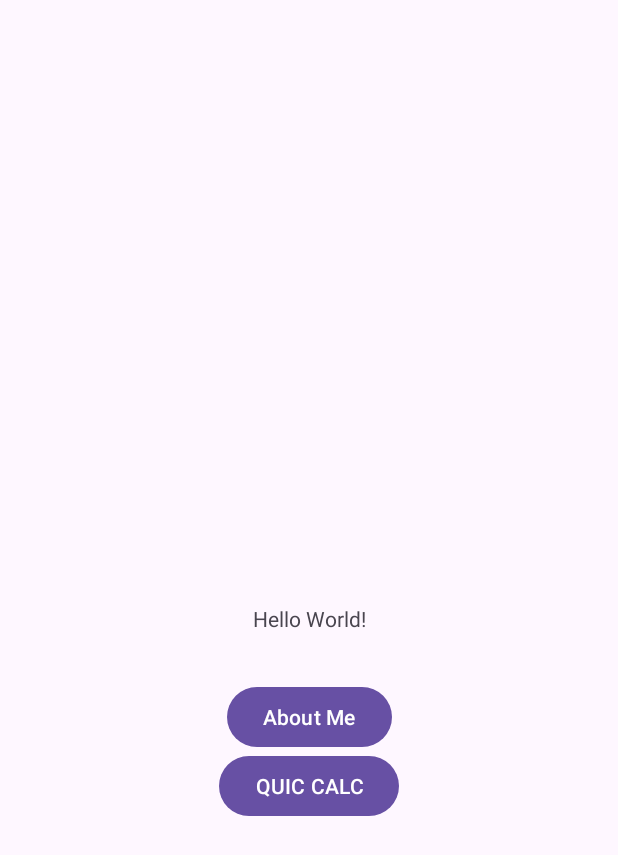
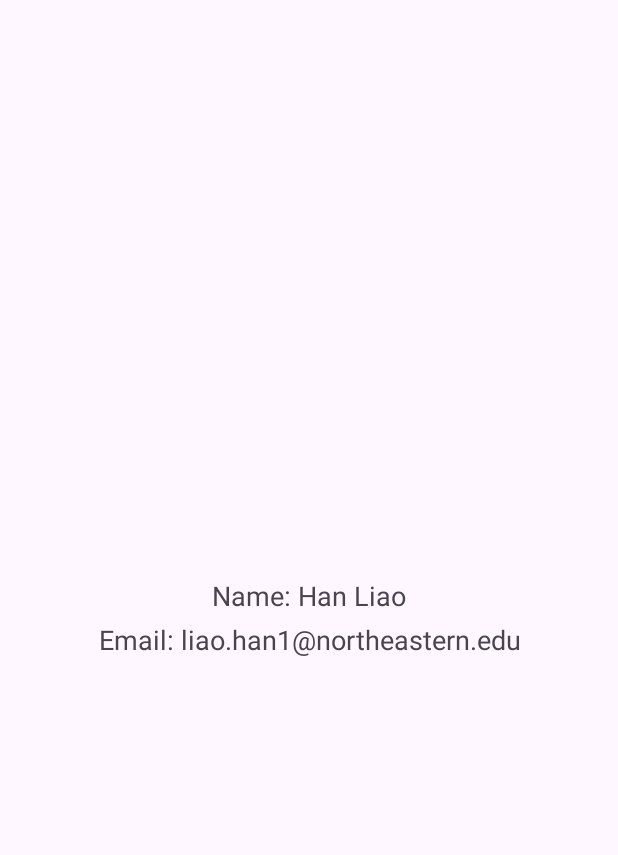
Before and after one commit to CS5520-Fall-2024-Shivakumar/cs5520-spring2025-individual-assignments-RingoTC, an Android app: the screen it shows after launch (MainActivity before the commit, AboutMeActivity after it), after a tap on "About Me", on a phone screen of 412 x 824 dp. Shown: the top 855 px of the screen. Run offline under Robolectric (Android 15) with nearby library versions, the phone set to English and light mode, and no system bars.

Commit message:
feat: taost 2 activity

```diff
--- a/app/src/main/AndroidManifest.xml
+++ b/app/src/main/AndroidManifest.xml
@@ -22,6 +22,7 @@
             </intent-filter>
         </activity>
         <activity android:name=".QuicCalcActivity" />
+        <activity android:name=".AboutMeActivity" />
     </application>
 
 </manifest>
--- /dev/null
+++ b/app/src/main/java/com/example/hanliao_cs5520_android/AboutMeActivity.java
@@ -0,0 +1,16 @@
+package com.example.hanliao_cs5520_android;
+
+import android.os.Bundle;
+import android.widget.TextView;
+import androidx.appcompat.app.AppCompatActivity;
+
+public class AboutMeActivity extends AppCompatActivity {
+    @Override
+    protected void onCreate(Bundle savedInstanceState) {
+        super.onCreate(savedInstanceState);
+        setContentView(R.layout.activity_about_me);
+
+        TextView aboutMeText = findViewById(R.id.about_me_text);
+        aboutMeText.setText("Name: Han Liao\nEmail: liao.han1@northeastern.edu");
+    }
+}
--- a/app/src/main/java/com/example/hanliao_cs5520_android/MainActivity.java
+++ b/app/src/main/java/com/example/hanliao_cs5520_android/MainActivity.java
@@ -27,7 +27,8 @@ public class MainActivity extends AppCompatActivity {
         aboutMeButton.setOnClickListener(new View.OnClickListener(){
             @Override
             public void onClick(View v){
-                Toast.makeText(MainActivity.this, "name: Han Liao; liao.han1@northeastern.edu", Toast.LENGTH_SHORT).show();
+                Intent intent = new Intent(MainActivity.this, AboutMeActivity.class);
+                startActivity(intent);
             }
         });
 
--- /dev/null
+++ b/app/src/main/res/layout/activity_about_me.xml
@@ -0,0 +1,17 @@
+<?xml version="1.0" encoding="utf-8"?>
+<LinearLayout xmlns:android="http://schemas.android.com/apk/res/android"
+    android:layout_width="match_parent"
+    android:layout_height="match_parent"
+    android:orientation="vertical"
+    android:padding="16dp"
+    android:gravity="center">
+
+    <TextView
+        android:id="@+id/about_me_text"
+        android:layout_width="wrap_content"
+        android:layout_height="wrap_content"
+        android:textSize="18sp"
+        android:gravity="center"
+        android:lineSpacingExtra="8dp"/>
+
+</LinearLayout>
```
